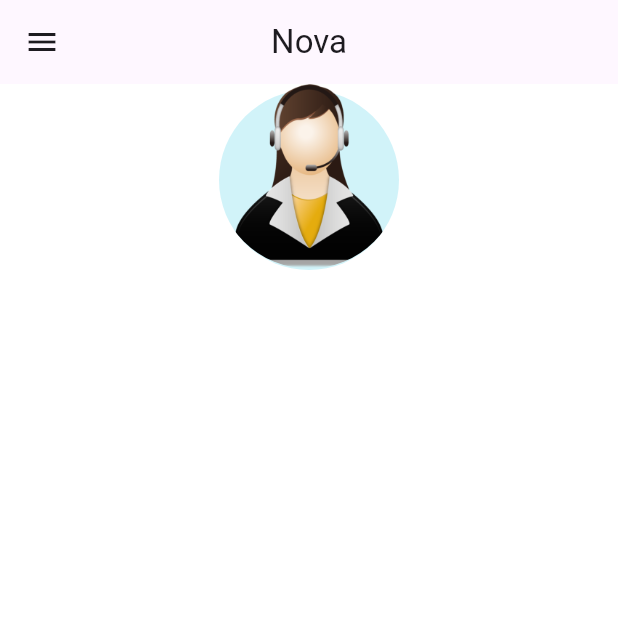
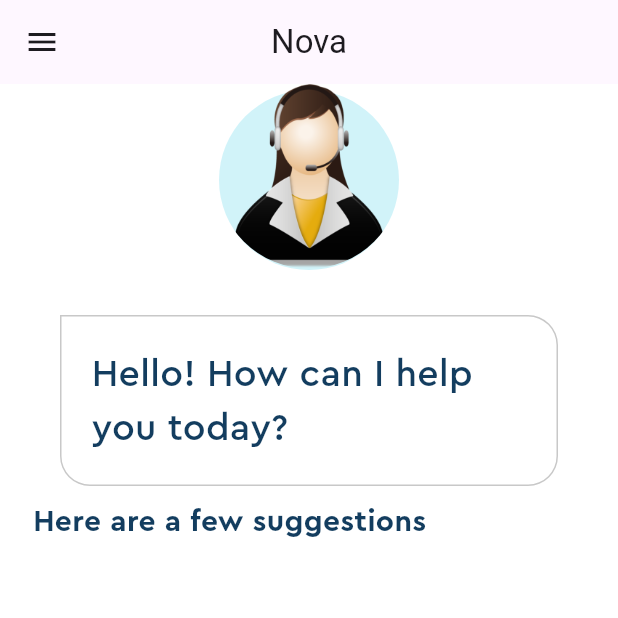
Before and after one commit to Lydoww/NovaChat, a Flutter app: the screen it shows after launch, on a phone screen of 412 x 824 dp, the top half of it. Run offline on Flutter 3.47's test engine with Material 3 defaults, Android fonts, the phone set to English and light mode, and no system bars.

Commit message:
add answeres

```diff
--- /dev/null
+++ b/lib/feature_box.dart
@@ -0,0 +1,10 @@
+import 'package:flutter/material.dart';
+
+class FeatureBox extends StatelessWidget {
+  const FeatureBox({super.key});
+
+  @override
+  Widget build(BuildContext context) {
+    return Container();
+  }
+}
--- a/lib/home_page.dart
+++ b/lib/home_page.dart
@@ -19,6 +19,7 @@ class _HomePageState extends State<HomePage> {
       ),
       body: Column(
         children: [
+          // Virtual assistant picture
           Stack(
             children: [
               Center(
@@ -43,6 +44,49 @@ class _HomePageState extends State<HomePage> {
               ),
             ],
           ),
+          // Chat bubble
+          Container(
+            padding: const EdgeInsets.symmetric(horizontal: 20, vertical: 10),
+            margin: const EdgeInsets.symmetric(
+              horizontal: 40,
+            ).copyWith(top: 30),
+            decoration: BoxDecoration(
+              border: Border.all(color: Pallete.borderColor),
+              borderRadius: BorderRadius.circular(
+                20,
+              ).copyWith(topLeft: Radius.zero),
+            ),
+            child: const Padding(
+              padding: EdgeInsets.symmetric(vertical: 10),
+              child: Text(
+                'Hello! How can I help you today?',
+                style: TextStyle(
+                  color: Pallete.mainFontColor,
+                  fontSize: 25,
+                  fontFamily: 'Cera Pro',
+                ),
+              ),
+            ),
+          ),
+          Container(
+            alignment: Alignment.centerLeft,
+            margin: const EdgeInsets.only(top: 10, left: 22),
+            child: const Text(
+              'Here are a few suggestions',
+              style: TextStyle(
+                fontFamily: 'Cera Pro',
+                color: Pallete.mainFontColor,
+                fontSize: 20,
+                fontWeight: FontWeight.bold,
+              ),
+            ),
+          ),
+          // Feature list
+          Column(
+            children: [
+
+            ]
+          )
         ],
       ),
     );
```
